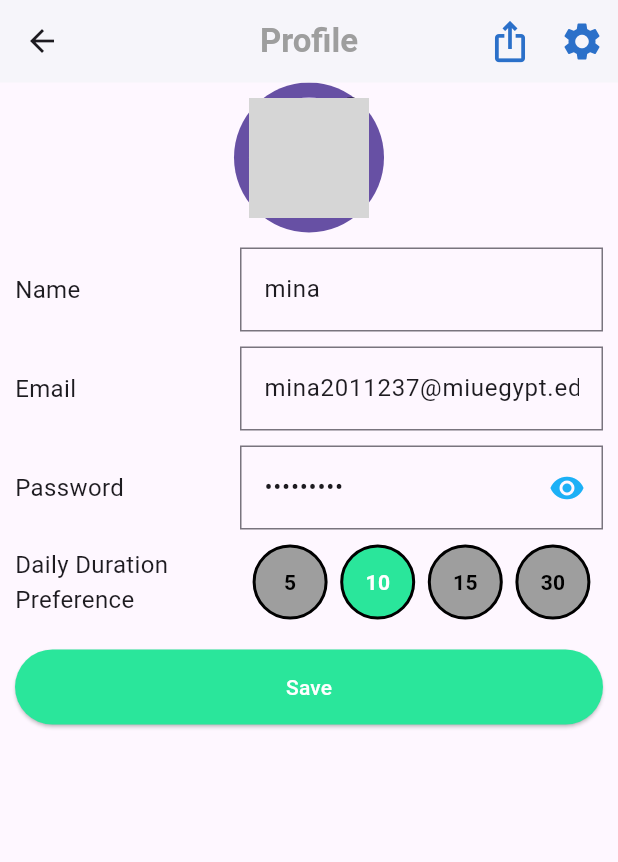
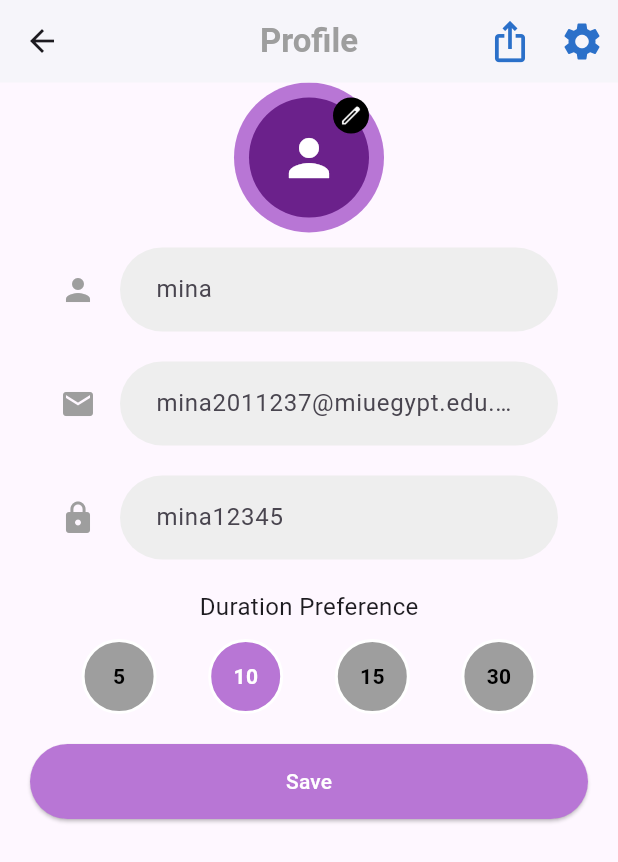
Before and after one commit to Abdelrahman-Shorim/Codelingo, a Flutter app: the SettingsScreen screen opened directly, on a phone screen of 412 x 824 dp. Shown: the top 862 px of the screen. Run offline on Flutter 3.47's test engine with Material 3 defaults, Android fonts, the phone set to English and light mode, and no system bars; our stand-ins replace contained_tab_bar_view, firebase_auth, firebase_core, google_sign_in, percent_indicator; accounts and stored records are empty; grey boxes are pictures that could not be loaded.

Commit message:
settingsScreen Modifications

```diff
--- a/FrontEnd/lib/Screens/settings_screen/settings_screen.dart
+++ b/FrontEnd/lib/Screens/settings_screen/settings_screen.dart
@@ -244,6 +244,7 @@
 import 'package:codelingo/Screens/settings_screen/components/input_field.dart';
 import 'package:codelingo/Screens/home_screen/components/profile_app_bar.dart';
 import 'package:flutter/material.dart';
+
 class SettingsScreen extends StatefulWidget {
   const SettingsScreen({super.key});
 
@@ -256,13 +257,14 @@ class SettingsScreenState extends State<SettingsScreen> {
   final emailController = TextEditingController();
   final passwordController = TextEditingController();
   final nameController = TextEditingController();
+  final preferenceController = TextEditingController();
 
   final name = "mina";
   final email = "mina2011237@miuegypt.edu.eg";
   final password = "mina12345";
   final preference = "10";
 
-  String selectedAvatar = 'assets/avatars/ann.png';
+  String selectedAvatar = '';
 
   @override
   Widget build(BuildContext context) {
@@ -294,9 +296,17 @@ class SettingsScreenState extends State<SettingsScreen> {
             ),
             Form(
               key: formKey,
-              child: InputField(emailController, passwordController, nameController, name, email, password, preference),
+              child: InputField(
+                emailController: emailController,
+                passwordController: passwordController,
+                nameController: nameController,
+                preferenceController: preferenceController,
+                name: name,
+                email: email,
+                password: password,
+                preference: preference,
               ),
-            // CreateButton( emailController, passwordController,nameController),
+            ),
             Container(margin: const EdgeInsets.only(top: 10)),
           ],
         ),
@@ -323,12 +333,14 @@ class CustomAvatarWidget extends StatelessWidget {
             height: 100,
             decoration: BoxDecoration(
               shape: BoxShape.circle,
-              color: Theme.of(context).primaryColor,
+              color: Color.fromARGB(255, 184, 118, 213),
             ),
             child: Center(
               child: CircleAvatar(
                 radius: 40,
-                backgroundImage: AssetImage(imagePath),
+                backgroundImage: imagePath.isEmpty ? null : AssetImage(imagePath),
+                backgroundColor: Color.fromARGB(255, 107, 33, 139),
+                child: imagePath.isEmpty ? Icon(Icons.person, size: 40, color: Colors.white) : null,
               ),
             ),
           ),
@@ -344,7 +356,7 @@ class CustomAvatarWidget extends StatelessWidget {
               ),
               child: Center(
                 child: Image.asset(
-                  'assets/icons/edit.png', // Replace with your pencil icon image asset
+                  'assets/icons/edit.png',
                   width: 16,
                   height: 16,
                   color: Colors.white,
@@ -363,13 +375,11 @@ class AvatarMenu extends StatelessWidget {
 
   const AvatarMenu({Key? key, required this.onAvatarSelected}) : super(key: key);
 
-
-
   @override
   Widget build(BuildContext context) {
     return Container(
       padding: EdgeInsets.all(5.0),
-      height: 700, // Adjust height as needed
+      height: 700,
       child: Column(
         crossAxisAlignment: CrossAxisAlignment.start,
         children: [
@@ -392,7 +402,7 @@ class AvatarMenu extends StatelessWidget {
   }
 
   Widget _buildAvatarCard(BuildContext context, int index) {
-  final imagePath = 'assets/images/avatar${index + 1}.png'; // Generate image path
+    final imagePath = 'assets/images/avatar${index + 1}.png';
     return GestureDetector(
       onTap: () {
         onAvatarSelected(imagePath);
@@ -404,13 +414,197 @@ Widget _buildAvatarCard(BuildContext context, int index) {
           padding: EdgeInsets.all(8),
           child: Image.asset(
             imagePath,
-          fit: BoxFit.cover, // Ensure the image covers the entire card
+            fit: BoxFit.cover,
           ),
         ),
       ),
     );
-
+  }
 }
 
+class RoundedInputField extends StatelessWidget {
+  final String hintText;
+  final IconData icon;
+  final ValueChanged<String>? onChanged;
+  final TextEditingController controller;
+  final bool obscureText;
 
+  const RoundedInputField({
+    Key? key,
+    required this.hintText,
+    required this.icon,
+    this.onChanged,
+    required this.controller,
+    this.obscureText = false,
+  }) : super(key: key);
+
+  @override
+  Widget build(BuildContext context) {
+    return Padding(
+      padding: const EdgeInsets.symmetric(vertical: 10.0, horizontal: 20.0),
+      child: TextField(
+        controller: controller,
+        obscureText: obscureText,
+        onChanged: onChanged,
+        decoration: InputDecoration(
+          hintText: hintText,
+          icon: Icon(
+            icon,
+            color: Colors.grey,
+          ),
+          border: OutlineInputBorder(
+            borderRadius: BorderRadius.circular(30),
+            borderSide: BorderSide.none,
+          ),
+          filled: true,
+          fillColor: Colors.grey.shade200,
+          contentPadding: EdgeInsets.symmetric(horizontal: 20, vertical: 16),
+        ),
+      ),
+    );
   }
+}
+
+class InputField extends StatelessWidget {
+  final TextEditingController emailController;
+  final TextEditingController passwordController;
+  final TextEditingController nameController;
+  final TextEditingController preferenceController;
+  final String name;
+  final String email;
+  final String password;
+  final String preference;
+
+  const InputField({
+    Key? key,
+    required this.emailController,
+    required this.passwordController,
+    required this.nameController,
+    required this.preferenceController,
+    required this.name,
+    required this.email,
+    required this.password,
+    required this.preference,
+  }) : super(key: key);
+
+  @override
+  Widget build(BuildContext context) {
+    return Container(
+      margin: const EdgeInsets.symmetric(horizontal: 20.0),
+      child: Column(
+        children: [
+          RoundedInputField(
+            hintText: name,
+            icon: Icons.person,
+            controller: nameController,
+          ),
+          RoundedInputField(
+            hintText: email,
+            icon: Icons.email,
+            controller: emailController,
+          ),
+          RoundedInputField(
+            hintText: password,
+            icon: Icons.lock,
+            controller: passwordController,
+            obscureText: true,
+          ),
+          SizedBox(height: 10,),
+          Align(
+            alignment: Alignment.center,
+            child: Text(
+              'Duration Preference',
+              style: TextStyle(fontSize: 16),
+            ),
+          ),
+          SizedBox(height: 10,),
+          PreferenceSelector(
+            preference: preference,
+            onPreferenceSelected: (newPreference) {
+              preferenceController.text = newPreference;
+            },
+          ),
+          SizedBox(height: 20),
+          SizedBox(
+            width: double.infinity,
+            child: ElevatedButton(
+              onPressed: () {
+                // Handle save action
+                print("Name: ${nameController.text}");
+                print("Email: ${emailController.text}");
+                print("Password: ${passwordController.text}");
+                print("Preference: ${preferenceController.text}");
+              },
+              child: Text("Save", style: TextStyle(color: Colors.white)),
+              style: ElevatedButton.styleFrom(
+                primary: Color.fromARGB(255, 184, 118, 213),
+                padding: EdgeInsets.symmetric(vertical: 15),
+                shape: RoundedRectangleBorder(
+                  borderRadius: BorderRadius.circular(30),
+                ),
+              ),
+            ),
+          ),
+        ],
+      ),
+    );
+  }
+}
+
+class PreferenceSelector extends StatefulWidget {
+  final String preference;
+  final Function(String) onPreferenceSelected;
+
+  const PreferenceSelector({required this.preference, required this.onPreferenceSelected, Key? key}) : super(key: key);
+
+  @override
+  _PreferenceSelectorState createState() => _PreferenceSelectorState();
+}
+
+class _PreferenceSelectorState extends State<PreferenceSelector> {
+  late String selectedPreference;
+  final List<String> preferences = ['5', '10', '15', '30'];
+
+  @override
+  void initState() {
+    super.initState();
+    selectedPreference = widget.preference;
+  }
+
+  @override
+  Widget build(BuildContext context) {
+    return Row(
+      mainAxisAlignment: MainAxisAlignment.spaceEvenly,
+      children: preferences.map((pref) => _buildPreferenceCircle(pref)).toList(),
+    );
+  }
+
+  Widget _buildPreferenceCircle(String pref) {
+    bool isSelected = selectedPreference == pref;
+    return GestureDetector(
+      onTap: () {
+        setState(() {
+          selectedPreference = pref;
+        });
+        widget.onPreferenceSelected(pref);
+      },
+      child: Container(
+        width: 50,
+        height: 50,
+        decoration: BoxDecoration(
+          shape: BoxShape.circle,
+          color: isSelected ? Color.fromARGB(255, 184, 118, 213) : Colors.grey,
+          border: Border.all(color: Colors.white, width: 2),
+        ),
+        alignment: Alignment.center,
+        child: Text(
+          pref,
+          style: TextStyle(
+            color: isSelected ? Colors.white : Colors.black,
+            fontWeight: FontWeight.bold,
+          ),
+        ),
+      ),
+    );
+  }
+}
```
Lines whose indentation alone changed are shown as unchanged.
